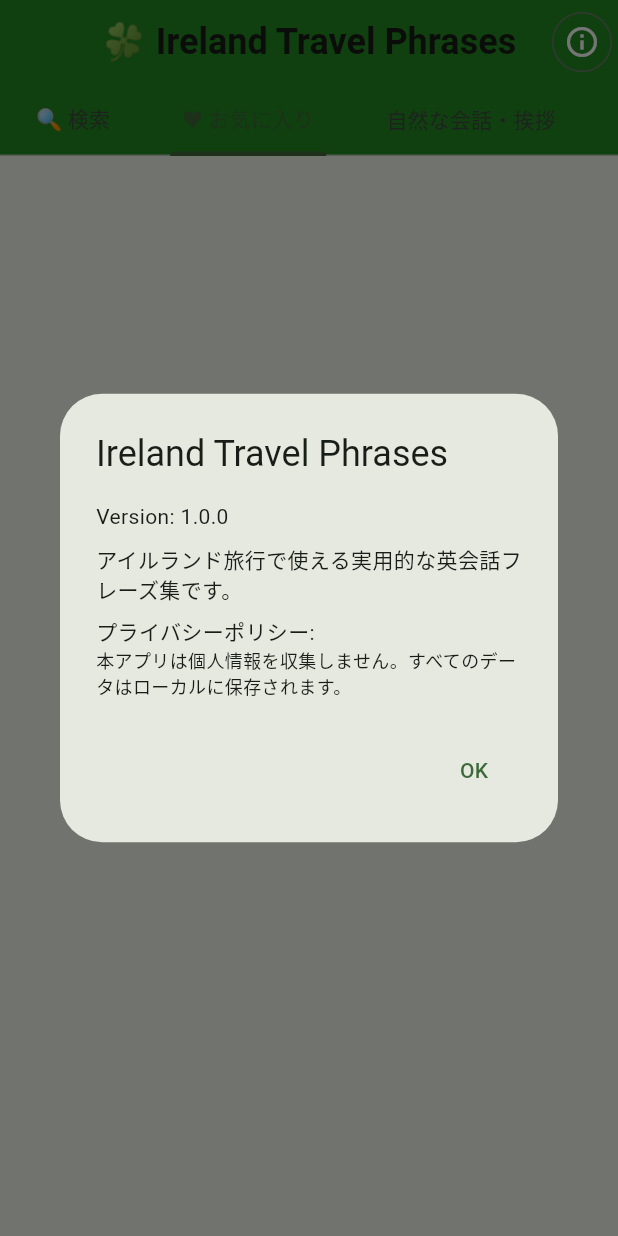
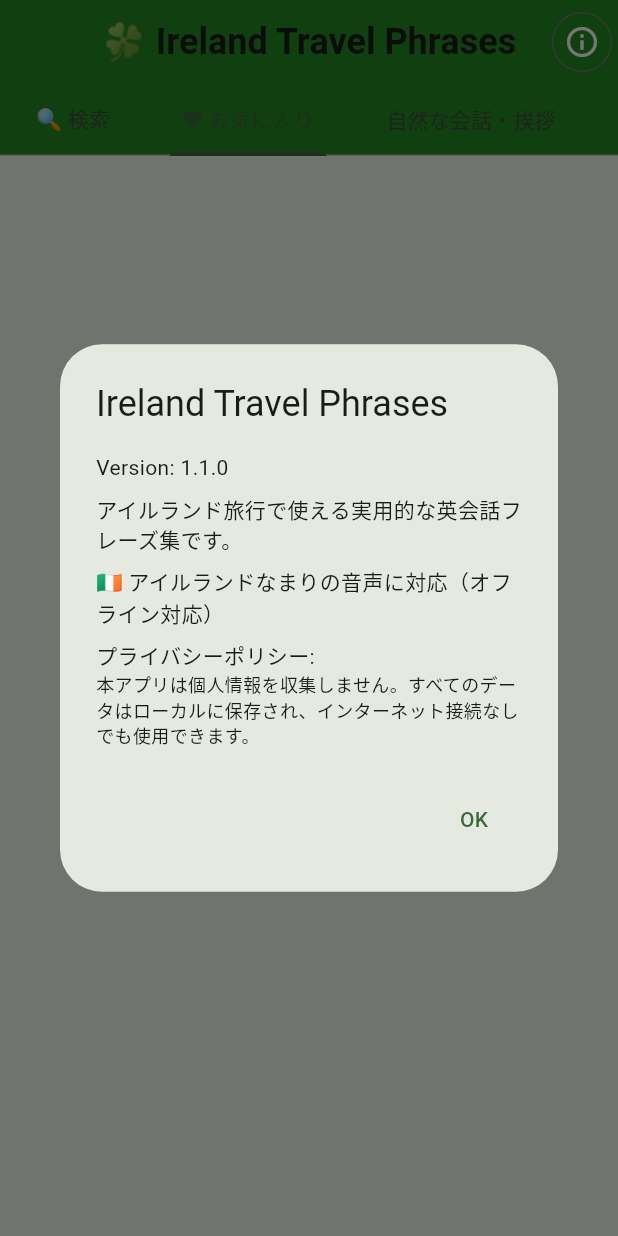
Before and after one commit to ippo000/my_travel_phrases, a Flutter app: the screen it shows after launch, tab 2 chosen, after a tap on the "info outline" icon, on a phone screen of 412 x 824 dp. Run offline on Flutter 3.47's test engine with Material 3 defaults, Android fonts, the light colour scheme and no system bars; our stand-ins replace flutter_tts.

Commit message:
アイルランドなまりに変更

```diff
--- a/lib/main.dart
+++ b/lib/main.dart
@@ -11,7 +11,7 @@ class MyApp extends StatelessWidget {
   @override
   Widget build(BuildContext context) {
     return MaterialApp(
-      title: 'Ireland Travel Phrases',
+      title: 'Ireland Travel Phrases (Irish Accent)',
       debugShowCheckedModeBanner: false,
       theme: ThemeData(
         useMaterial3: true,
@@ -54,18 +54,47 @@ class _TravelPhrasesPageState extends State<TravelPhrasesPage> {
 
   void _initTts() async {
     try {
-      // オフライン対応の設定
-      await flutterTts.setLanguage('en-US'); // より一般的な言語に変更
-      await flutterTts.setSpeechRate(0.5);
+      // アイルランド英語の設定を試行
+      List<String> preferredLanguages = [
+        'en-IE', // アイルランド英語
+        'en-GB', // イギリス英語（アイルランドに近い）
+        'en-US', // フォールバック
+      ];
+
+      bool languageSet = false;
+      for (String lang in preferredLanguages) {
+        try {
+          await flutterTts.setLanguage(lang);
+          languageSet = true;
+          break;
+        } catch (e) {
+          continue;
+        }
+      }
+
+      if (!languageSet) {
+        await flutterTts.setLanguage('en-US');
+      }
+
+      await flutterTts.setSpeechRate(0.45); // アイルランドなまりに合わせて少し遅く
       await flutterTts.setVolume(1.0);
-      await flutterTts.setPitch(1.0);
+      await flutterTts.setPitch(0.95); // 少し低めのピッチ
 
-      // ローカル音声エンジンを優先
+      // オフライン音声エンジンを優先
       await flutterTts.setSharedInstance(true);
 
-      setState(() {
-        isOfflineReady = true;
-      });
+      // オフライン音声の確認
+      var engines = await flutterTts.getEngines;
+      if (engines != null && engines.isNotEmpty) {
+        // 利用可能なエンジンがある場合はオフライン対応
+        setState(() {
+          isOfflineReady = true;
+        });
+      } else {
+        setState(() {
+          isOfflineReady = false;
+        });
+      }
     } catch (e) {
       // エラーが発生してもアプリは動作する
       setState(() {
@@ -78,7 +107,10 @@ class _TravelPhrasesPageState extends State<TravelPhrasesPage> {
     if (!isOfflineReady) {
       ScaffoldMessenger.of(
         context,
-      ).showSnackBar(const SnackBar(content: Text('音声機能が利用できません')));
+      ).showSnackBar(const SnackBar(
+        content: Text('オフライン音声機能が利用できません。デバイスの音声設定を確認してください。'),
+        duration: Duration(seconds: 3),
+      ));
       return;
     }
 
@@ -87,7 +119,10 @@ class _TravelPhrasesPageState extends State<TravelPhrasesPage> {
     } catch (e) {
       ScaffoldMessenger.of(
         context,
-      ).showSnackBar(const SnackBar(content: Text('音声再生に失敗しました')));
+      ).showSnackBar(const SnackBar(
+        content: Text('音声再生に失敗しました。アイルランド英語音声がインストールされていない可能性があります。'),
+        duration: Duration(seconds: 4),
+      ));
     }
   }
 
@@ -140,13 +175,15 @@ class _TravelPhrasesPageState extends State<TravelPhrasesPage> {
           mainAxisSize: MainAxisSize.min,
           crossAxisAlignment: CrossAxisAlignment.start,
           children: [
-            Text('Version: 1.0.0'),
+            Text('Version: 1.1.0'),
             SizedBox(height: 8),
             Text('アイルランド旅行で使える実用的な英会話フレーズ集です。'),
             SizedBox(height: 8),
+            Text('🇮🇪 アイルランドなまりの音声に対応（オフライン対応）'),
+            SizedBox(height: 8),
             Text('プライバシーポリシー:'),
             Text(
-              '本アプリは個人情報を収集しません。すべてのデータはローカルに保存されます。',
+              '本アプリは個人情報を収集しません。すべてのデータはローカルに保存され、インターネット接続なしでも使用できます。',
               style: TextStyle(fontSize: 12),
             ),
           ],
```
